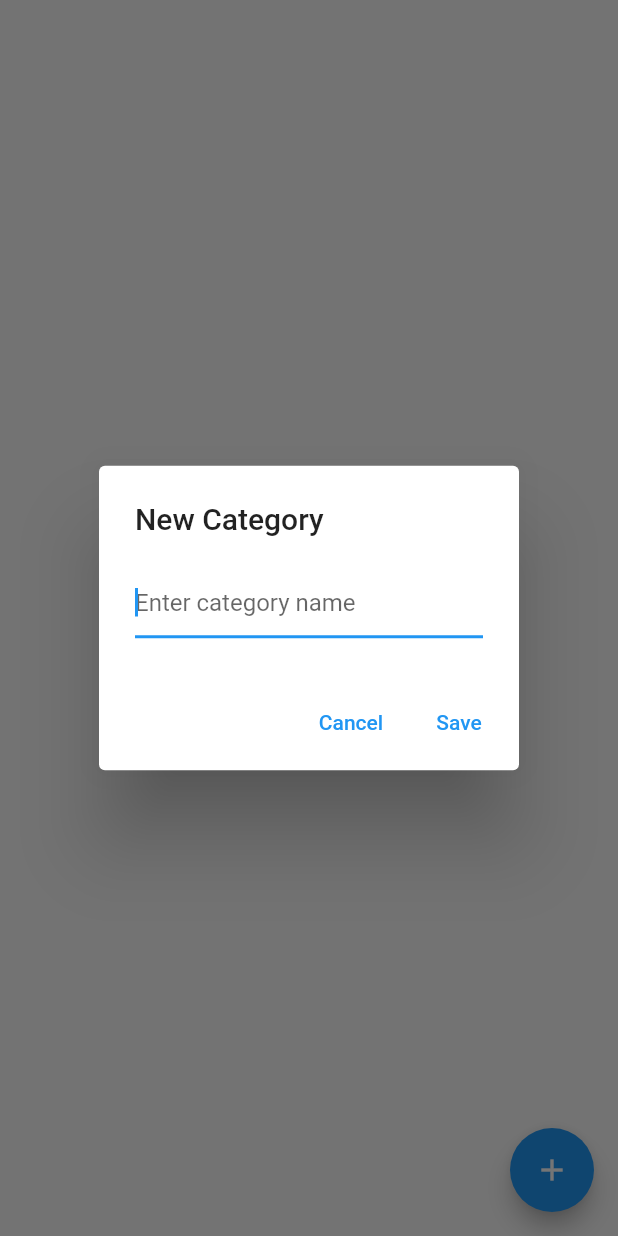
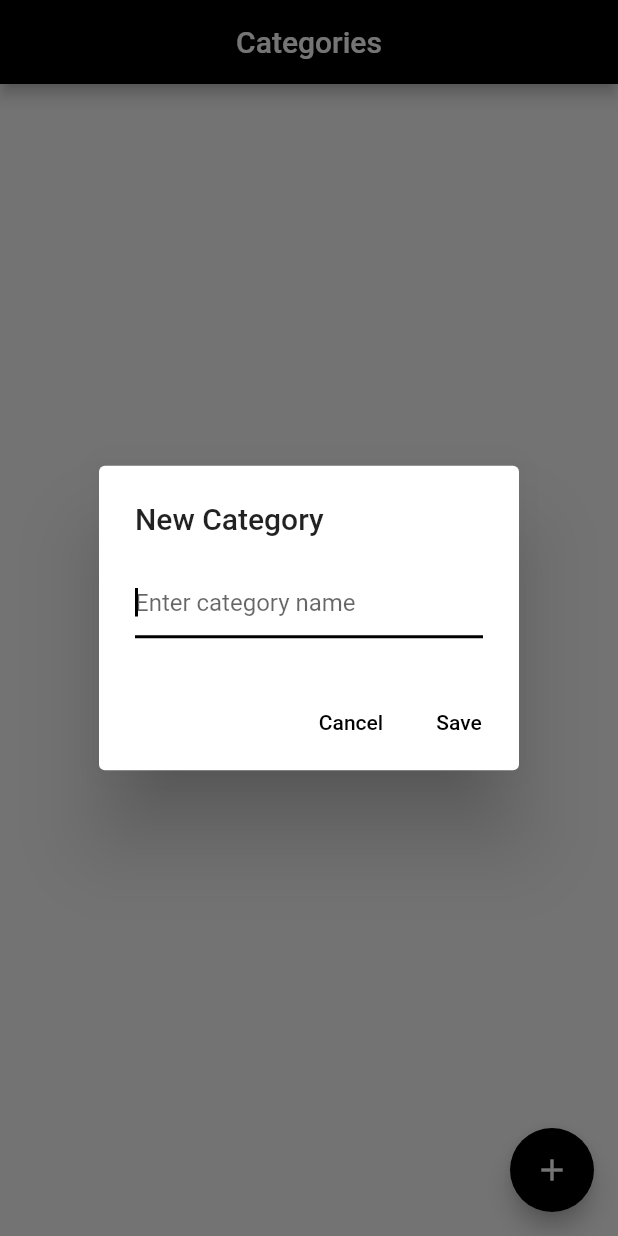
Before and after one commit to matua/persistent_data, a Flutter app: the screen it shows after launch, after a tap on the "add" icon, on a phone screen of 412 x 824 dp. Run offline on Flutter 3.47's test engine with Material 2 defaults, Android fonts, the phone set to English and light mode, and no system bars; our stand-ins replace freezed_annotation, hive; accounts and stored records are empty.

Commit message:
completed app

```diff
--- a/lib/main.dart
+++ b/lib/main.dart
@@ -1,6 +1,4 @@
 import 'package:flutter/material.dart';
-import 'package:hive/hive.dart';
-import 'package:persistent_data/model/category.dart';
 import 'package:persistent_data/repo/hive_initializer.dart';
 import 'package:persistent_data/service/records_state.dart';
 import 'package:persistent_data/views/categories_page.dart';
@@ -27,10 +25,27 @@ class MyApp extends StatelessWidget {
           create: (_) => CategoriesState(),
         ),
       ],
-      child: const MaterialApp(
+      child: MaterialApp(
+        theme: ThemeData(
+          primarySwatch: const MaterialColor(
+            0xFF000000,
+            <int, Color>{
+              50: Color(0xFF000000),
+              100: Color(0xFF000000),
+              200: Color(0xFF000000),
+              300: Color(0xFF000000),
+              400: Color(0xFF000000),
+              500: Color(0xFF000000),
+              600: Color(0xFF000000),
+              700: Color(0xFF000000),
+              800: Color(0xFF000000),
+              900: Color(0xFF000000),
+            },
+          ),
+        ),
         debugShowCheckedModeBanner: false,
         title: 'Hive Demo',
-        home: CategoriesPage(),
+        home: const CategoriesPage(),
       ),
     );
   }
--- a/lib/model/record.dart
+++ b/lib/model/record.dart
@@ -18,4 +18,7 @@ class Record extends HiveObject with _$Record {
     @HiveField(2) required String name,
     @HiveField(3) required String description,
   }) = _Record;
+
+  @override
+  String toString() => '$name: $description)';
 }
```
Also changed, not shown: lib/service/records_state.dart (+24 -5 lines), lib/views/categories_page.dart (+52 -4 lines), lib/views/record_page.dart (added, +66 -0 lines), lib/views/records_page.dart (added, +72 -0 lines), pubspec.yaml (+4 -4 lines), lib/model/record.freezed.dart, 40 other files.
